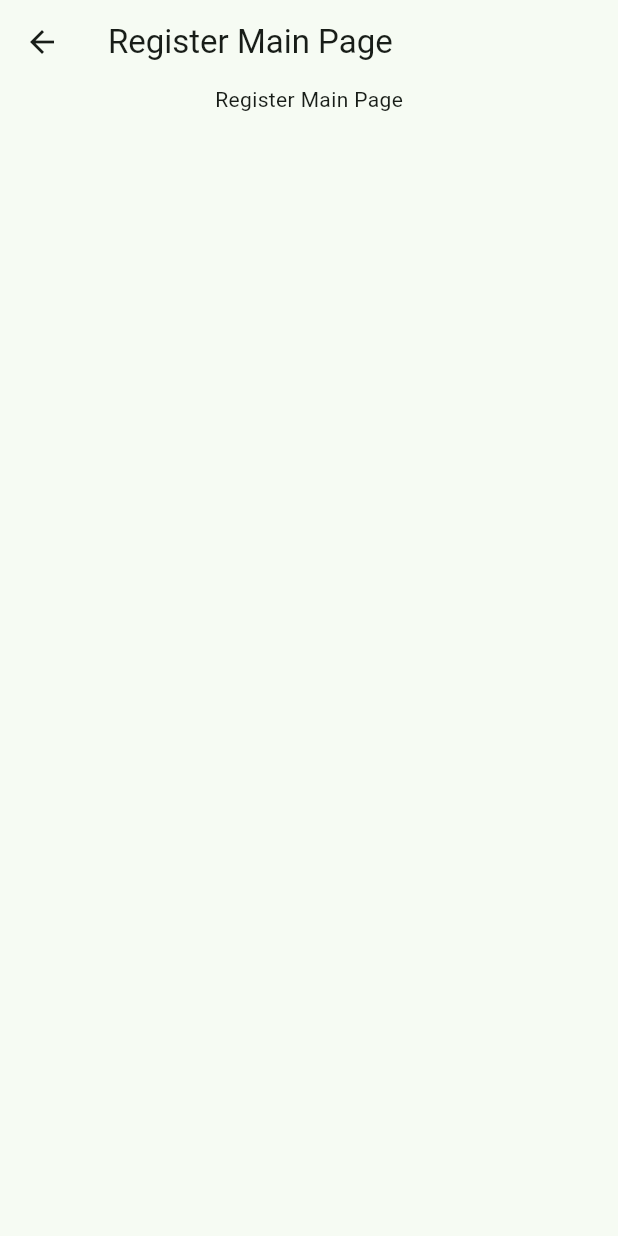
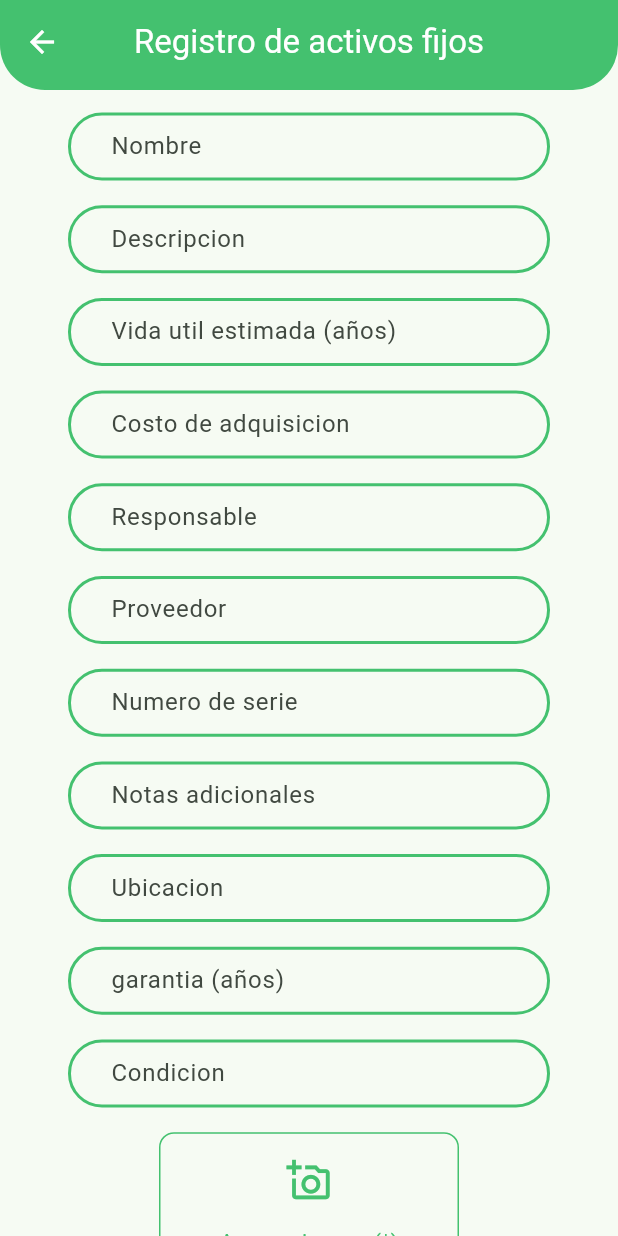
Before and after one commit to nikolasiba/nijuda_activos_fijos, a Flutter app: the HomePage screen opened directly, after a tap on "Registrar", on a phone screen of 412 x 824 dp. Run offline on Flutter 3.47's test engine with Material 3 defaults, Android fonts, the phone set to English and light mode, and no system bars; our stand-ins replace animate_do, firebase_auth, firebase_core, firebase_database, firebase_storage, get and 1 more; accounts and stored records are empty.

Commit message:
feat: setting for upload files to firebase

```diff
--- a/lib/features/bottom_navigation/presentation/controller/bottom_navigation_ctrl.dart
+++ b/lib/features/bottom_navigation/presentation/controller/bottom_navigation_ctrl.dart
@@ -12,8 +12,8 @@ class BottomNavigationController extends GetxController {
 
   RxList pages = [
     const HomePage(),
-    const RegisterMainPage(),
-    const ConciliationMainPage()
+    RegisterMainPage(),
+    const ConciliationMainPage(),
   ].obs;
 
   static BottomNavigationController get findOrInitial {
--- a/lib/features/home/presentation/pages/home_page.dart
+++ b/lib/features/home/presentation/pages/home_page.dart
@@ -1,3 +1,4 @@
+import 'package:activosfijos/features/generate_plaque/presentation/pages/generate_plaque_pg.dart';
 import 'package:activosfijos/features/home/presentation/domain/entities/container_model.dart';
 import 'package:activosfijos/features/registers/presentation/pages/register_main_pg.dart';
 import 'package:activosfijos/shared/assets/assets.dart';
@@ -41,13 +42,15 @@ final List<ContainerModel> containerModels = [
     image: Res.images.registers,
     title: 'Registrar',
     onTap: () {
-      Get.to(() => const RegisterMainPage());
+      Get.to(() => RegisterMainPage());
     },
   ),
   ContainerModel(
     image: Res.images.registers,
     title: 'generar placa',
-    onTap: () {},
+    onTap: () {
+      Get.to(() => const GeneratePlaquePage());
+    },
   ),
   ContainerModel(
     image: Res.images.registers,
--- /dev/null
+++ b/lib/features/registers/data/datasources/register_firebase.dart
@@ -0,0 +1,38 @@
+import 'package:activosfijos/features/registers/domain/entiites/active_model.dart';
+import 'package:activosfijos/features/registers/domain/entiites/branch.dart';
+import 'package:firebase_database/firebase_database.dart';
+import 'package:firebase_storage/firebase_storage.dart';
+
+class RegisterFirebaseDataSource {
+  Future<List<BranchModel>> getBranches() async {
+    List<BranchModel> branches = [];
+    final db = await FirebaseDatabase.instance.ref().child('sedes').once();
+
+    final datas = db.snapshot.value as Map?;
+
+    if (datas != null && datas.isNotEmpty) {
+      datas.forEach((key, value) {
+        branches.add(BranchModel.fromJson(value as Map));
+      });
+    }
+
+    return branches;
+  }
+
+  Future<String> saveImage(file, String uid) async {
+    final storage = FirebaseStorage.instance.ref();
+    final uploadTask = storage.child('images/$uid/$uid').putFile(file);
+    final downloadUrl = await (await uploadTask).ref.getDownloadURL();
+    return downloadUrl;
+  }
+
+  Future saveRegister(ActiveModel activeModel) async {
+    try {
+      final db = FirebaseDatabase.instance.ref().child('activos');
+      await db.push().set(activeModel.toJson());
+      return true;
+    } catch (e) {
+      return false;
+    }
+  }
+}
--- /dev/null
+++ b/lib/features/registers/data/repositories/register_repository_impl.dart
@@ -0,0 +1,22 @@
+import 'package:activosfijos/features/registers/data/datasources/register_firebase.dart';
+import 'package:activosfijos/features/registers/domain/entiites/active_model.dart';
+import 'package:activosfijos/features/registers/domain/entiites/branch.dart';
+import 'package:activosfijos/features/registers/domain/repositories/register_repositry.dart';
+
+class RegisterRepositoryImpl implements RegisterRepository {
+  final firebaseDataSource = RegisterFirebaseDataSource();
+  @override
+  Future<List<BranchModel>> getBranches() {
+    return firebaseDataSource.getBranches();
+  }
+
+  @override
+  Future<String> saveImage(file, String uid) {
+    return firebaseDataSource.saveImage(file, uid);
+  }
+
+  @override
+  Future saveRegister(ActiveModel activeModel) {
+    return firebaseDataSource.saveRegister(activeModel);
+  }
+}
--- /dev/null
+++ b/lib/features/registers/domain/entiites/active_model.dart
@@ -0,0 +1,96 @@
+import 'dart:convert';
+
+ActiveModel activeModelFromJson(String str) =>
+    ActiveModel.fromJson(json.decode(str));
+
+String activeModelToJson(ActiveModel data) => json.encode(data.toJson());
+
+class ActiveModel {
+  String? id;
+  String? nombre;
+  String? descripcion;
+  String? imagen;
+  String? ubicacion;
+  String? categoria;
+  DateTime? fechaAdquisicion;
+  int? costoAdquisicion;
+  String? estado;
+  String? responsable;
+  DateTime? fechaUltimaActualizacion;
+  String? vidaUtilEstimada;
+  String? proveedor;
+  String? numeroSerie;
+  String? notasAdicionales;
+  String? ubicacionPrecisa;
+  String? garantia;
+  String? condiciones;
+
+  ActiveModel({
+    this.id,
+    this.nombre,
+    this.descripcion,
+    this.imagen,
+    this.ubicacion,
+    this.categoria,
+    this.fechaAdquisicion,
+    this.costoAdquisicion,
+    this.estado,
+    this.responsable,
+    this.fechaUltimaActualizacion,
+    this.vidaUtilEstimada,
+    this.proveedor,
+    this.numeroSerie,
+    this.notasAdicionales,
+    this.ubicacionPrecisa,
+    this.garantia,
+    this.condiciones,
+  });
+
+  factory ActiveModel.fromJson(Map<String, dynamic> json) => ActiveModel(
+        id: json["id"],
+        nombre: json["nombre"],
+        descripcion: json["descripcion"],
+        imagen: json["imagen"],
+        ubicacion: json["ubicacion"],
+        categoria: json["categoria"],
+        fechaAdquisicion: json["fecha_adquisicion"] == null
+            ? null
+            : DateTime.parse(json["fecha_adquisicion"]),
+        costoAdquisicion: json["costo_adquisicion"],
+        estado: json["estado"],
+        responsable: json["responsable"],
+        fechaUltimaActualizacion: json["fecha_ultima_actualizacion"] == null
+            ? null
+            : DateTime.parse(json["fecha_ultima_actualizacion"]),
+        vidaUtilEstimada: json["vida_util_estimada"],
+        proveedor: json["proveedor"],
+        numeroSerie: json["numero_serie"],
+        notasAdicionales: json["notas_adicionales"],
+        ubicacionPrecisa: json["ubicacion_precisa"],
+        garantia: json["garantia"],
+        condiciones: json["condiciones"],
+      );
+
+  Map<String, dynamic> toJson() => {
+        "id": id,
+        "nombre": nombre,
+        "descripcion": descripcion,
+        "imagen": imagen,
+        "ubicacion": ubicacion,
+        "categoria": categoria,
+        "fecha_adquisicion":
+            "${fechaAdquisicion!.year.toString().padLeft(4, '0')}-${fechaAdquisicion!.month.toString().padLeft(2, '0')}-${fechaAdquisicion!.day.toString().padLeft(2, '0')}",
+        "costo_adquisicion": costoAdquisicion,
+        "estado": estado,
+        "responsable": responsable,
+        "fecha_ultima_actualizacion":
+            "${fechaUltimaActualizacion!.year.toString().padLeft(4, '0')}-${fechaUltimaActualizacion!.month.toString().padLeft(2, '0')}-${fechaUltimaActualizacion!.day.toString().padLeft(2, '0')}",
+        "vida_util_estimada": vidaUtilEstimada,
+        "proveedor": proveedor,
+        "numero_serie": numeroSerie,
+        "notas_adicionales": notasAdicionales,
+        "ubicacion_precisa": ubicacionPrecisa,
+        "garantia": garantia,
+        "condiciones": condiciones,
+      };
+}
--- /dev/null
+++ b/lib/features/registers/domain/entiites/branch.dart
@@ -0,0 +1,42 @@
+// To parse this JSON data, do
+//
+//     final welcome = welcomeFromJson(jsonString);
+
+import 'dart:convert';
+
+BranchModel welcomeFromJson(String str) =>
+    BranchModel.fromJson(json.decode(str));
+
+String welcomeToJson(BranchModel data) => json.encode(data.toJson());
+
+class BranchModel {
+  String? nombre;
+  int? id;
+  String? ciudad;
+  String? telefono;
+  String? direccion;
+
+  BranchModel({
+    this.nombre,
+    this.id,
+    this.ciudad,
+    this.telefono,
+    this.direccion,
+  });
+
+  factory BranchModel.fromJson(Map<dynamic, dynamic> json) => BranchModel(
+        nombre: json["nombre"],
+        id: json["id"].toInt(),
+        ciudad: json["ciudad"],
+        telefono: json["telefono"],
+        direccion: json["direccion"],
+      );
+
+  Map<String, dynamic> toJson() => {
+        "nombre": nombre,
+        "id": id,
+        "ciudad": ciudad,
+        "telefono": telefono,
+        "direccion": direccion,
+      };
+}
--- /dev/null
+++ b/lib/features/registers/presentation/controller/register_controller.dart
@@ -0,0 +1,163 @@
+import 'dart:async';
+import 'dart:io';
+
+import 'package:activosfijos/features/registers/data/repositories/register_repository_impl.dart';
+import 'package:activosfijos/features/registers/domain/entiites/active_model.dart';
+import 'package:activosfijos/features/registers/domain/entiites/branch.dart';
+import 'package:activosfijos/shared/utils/utils.dart';
+import 'package:flutter/material.dart';
+import 'package:flutter/widgets.dart';
+import 'package:get/get.dart';
+import 'package:image_picker/image_picker.dart';
+
+class RegisterController extends GetxController {
+  final registerRepository = RegisterRepositoryImpl();
+
+  Rx<File> file = File('').obs;
+  RxList branches = <BranchModel>[].obs;
+  RxString uid = ''.obs;
+  RxString urlImageFire = ''.obs;
+
+  TextEditingController nameController = TextEditingController();
+  TextEditingController descriptionController = TextEditingController();
+  TextEditingController usefulLifeController = TextEditingController();
+  TextEditingController acquisitionCostController = TextEditingController();
+  TextEditingController responsibleController = TextEditingController();
+  TextEditingController providerController = TextEditingController();
+  TextEditingController serialNumberController = TextEditingController();
+  TextEditingController additionalNotesController = TextEditingController();
+  TextEditingController locationController = TextEditingController();
+  TextEditingController warrantyController = TextEditingController();
+  TextEditingController conditionsController = TextEditingController();
+
+  Future getBranches() async {
+    branches.value = await registerRepository.getBranches();
+  }
+
+  String validateFields() {
+    if (nameController.text.isEmpty) {
+      return 'El campo nombre es obligatorio';
+    }
+    if (descriptionController.text.isEmpty) {
+      return 'El campo descripcion es obligatorio';
+    }
+    if (usefulLifeController.text.isEmpty) {
+      return 'El campo vida util es obligatorio';
+    }
+    if (acquisitionCostController.text.isEmpty) {
+      return 'El campo costo de adquisicion es obligatorio';
+    }
+    if (responsibleController.text.isEmpty) {
+      return 'El campo responsable es obligatorio';
+    }
+    if (providerController.text.isEmpty) {
+      return 'El campo proveedor es obligatorio';
+    }
+    if (serialNumberController.text.isEmpty) {
+      return 'El campo numero de serie es obligatorio';
+    }
+    if (additionalNotesController.text.isEmpty) {
+      return 'El campo notas adicionales es obligatorio';
+    }
+    if (locationController.text.isEmpty) {
+      return 'El campo ubicacion es obligatorio';
+    }
+    if (warrantyController.text.isEmpty) {
+      return 'El campo garantia es obligatorio';
+    }
+
+    if (conditionsController.text.isEmpty) {
+      return 'El campo condiciones es obligatorio';
+    }
+    if (file.value.path.isEmpty) {
+      return 'La imagen es obligatoria';
+    }
+    return '';
+  }
+
+  Future saveImage() async {
+    uid = Utils.generateUuid().obs;
+    final response = await registerRepository.saveImage(
+      file.value,
+      uid.value,
+    );
+    if (response.isNotEmpty) {
+      urlImageFire = response.obs;
+    } else {
+      Get.snackbar('Error', 'Error al subir la imagen');
+      return;
+    }
+    await saveModel();
+  }
+
+  Future saveModel() async {
+    ActiveModel activeModel = ActiveModel(
+      nombre: nameController.text,
+      descripcion: descriptionController.text,
+      imagen: urlImageFire.value,
+      ubicacion: locationController.text,
+      categoria: branches[0].nombre,
+      fechaAdquisicion: DateTime.now(),
+      costoAdquisicion: int.parse(acquisitionCostController.text),
+      estado: 'Activo',
+      responsable: responsibleController.text,
+      fechaUltimaActualizacion: DateTime.now(),
+      vidaUtilEstimada: usefulLifeController.text,
+      proveedor: providerController.text,
+      numeroSerie: serialNumberController.text,
+      notasAdicionales: additionalNotesController.text,
+      ubicacionPrecisa: locationController.text,
+      garantia: warrantyController.text,
+      condiciones: conditionsController.text,
+      id: uid.value,
+    );
+    final response = await registerRepository.saveRegister(activeModel);
+    if (response) {
+      clearFields();
+      Get.close(1);
+      Get.snackbar('Exito', 'Activo guardado con exito');
+    } else {
+      Get.snackbar('Error', 'Error al guardar el activo');
+    }
+  }
+
+  Future getFile(format) async {
+    final ImagePicker picker = ImagePicker();
+
+    final XFile? result;
+
+    if (format == 'camera') {
+      result = await picker.pickImage(source: ImageSource.camera);
+    } else {
+      result = await picker.pickImage(source: ImageSource.gallery);
+    }
+
+    if (result != null) {
+      file.value = File(result.path);
+    }
+  }
+
+  void clearFields() {
+    nameController.clear();
+    descriptionController.clear();
+    usefulLifeController.clear();
+    acquisitionCostController.clear();
+    responsibleController.clear();
+    providerController.clear();
+    serialNumberController.clear();
+    additionalNotesController.clear();
+    locationController.clear();
+    warrantyController.clear();
+    conditionsController.clear();
+    file.value = File('');
+  }
+
+  static RegisterController get findOrInitialize {
+    try {
+      return Get.find<RegisterController>();
+    } catch (e) {
+      Get.put(RegisterController());
+      return Get.find<RegisterController>();
+    }
+  }
+}
--- a/lib/features/registers/presentation/pages/register_main_pg.dart
+++ b/lib/features/registers/presentation/pages/register_main_pg.dart
@@ -1,17 +1,136 @@
+import 'package:activosfijos/features/registers/presentation/controller/register_controller.dart';
+import 'package:activosfijos/shared/colors/colors.dart';
+import 'package:activosfijos/shared/widgets/cusotm_appbar.dart';
+import 'package:activosfijos/shared/widgets/custom_primary_button.dart';
+import 'package:activosfijos/shared/widgets/custom_textfield.dart';
+import 'package:activosfijos/shared/widgets/separator.dart';
 import 'package:flutter/material.dart';
 
 class RegisterMainPage extends StatelessWidget {
-  const RegisterMainPage({super.key});
+  RegisterMainPage({super.key});
 
+  final controller = RegisterController.findOrInitialize;
   @override
   Widget build(BuildContext context) {
+    controller.getBranches();
     return Scaffold(
-      appBar: AppBar(
-        title: const Text('Register Main Page'),
+      appBar: const CustomAppBar(
+        title: 'Registro de activos fijos',
+        goBack: true,
       ),
-      body: const SingleChildScrollView(
-        child: Center(
-          child: Text('Register Main Page'),
+      body: SingleChildScrollView(
+        child: Padding(
+          padding: const EdgeInsets.all(15.0),
+          child: Center(
+            child: Column(
+              mainAxisAlignment: MainAxisAlignment.center,
+              crossAxisAlignment: CrossAxisAlignment.center,
+              children: [
+                CustomTextField(
+                  labelText: 'Nombre',
+                  controller: controller.nameController,
+                ),
+                const Separator(size: 2),
+                CustomTextField(
+                  labelText: 'Descripcion',
+                  controller: controller.descriptionController,
+                ),
+                const Separator(size: 2),
+                CustomTextField(
+                  labelText: 'Vida util estimada (años)',
+                  controller: controller.usefulLifeController,
+                  keyboardType: TextInputType.number,
+                ),
+                const Separator(size: 2),
+                CustomTextField(
+                    labelText: 'Costo de adquisicion',
+                    controller: controller.acquisitionCostController,
+                    keyboardType: TextInputType.number),
+                const Separator(size: 2),
+                CustomTextField(
+                  labelText: 'Responsable',
+                  controller: controller.responsibleController,
+                ),
+                const Separator(size: 2),
+                CustomTextField(
+                    labelText: 'Proveedor',
+                    controller: controller.providerController),
+                const Separator(size: 2),
+                CustomTextField(
+                    labelText: 'Numero de serie',
+                    controller: controller.serialNumberController),
+                const Separator(size: 2),
+                CustomTextField(
+                    labelText: 'Notas adicionales',
+                    controller: controller.additionalNotesController),
+                const Separator(size: 2),
+                CustomTextField(
+                  labelText: 'Ubicacion',
+                  controller: controller.locationController,
+                ),
+                const Separator(size: 2),
+                CustomTextField(
+                  labelText: 'garantia (años)',
+                  controller: controller.warrantyController,
+                  keyboardType: TextInputType.number,
+                ),
+                const Separator(size: 2),
+                CustomTextField(
+                  labelText: 'Condicion',
+                  controller: controller.conditionsController,
+                ),
+                const Separator(size: 2),
+                InkWell(
+                    onTap: () async {
+                      await controller.getFile('camera');
+                    },
+                    child: Container(
+                      width: 200,
+                      height: controller.file.value.path == '' ? 100 : 150,
+                      decoration: BoxDecoration(
+                        borderRadius: BorderRadius.circular(10),
+                        border: Border.all(color: MyColors.primaryGreen),
+                      ),
+                      child: Center(
+                          child: Column(
+                        mainAxisAlignment: MainAxisAlignment.spaceEvenly,
+                        children: [
+                          controller.file.value.path == ''
+                              ? Icon(
+                                  Icons.add_a_photo_outlined,
+                                  color: MyColors.primaryGreen,
+                                  size: 30,
+                                )
+                              : Image.file(
+                                  controller.file.value,
+                                  fit: BoxFit.scaleDown,
+                                  width: 50,
+                                  height: 50,
+                                ),
+                          Text(
+                            'Agregar imagen(*)',
+                            style: TextStyle(color: MyColors.primaryGreen),
+                          ),
+                        ],
+                      )),
+                    )),
+                const Separator(size: 2),
+                CustomPrimaryButton(
+                    text: 'Guardar',
+                    onPressed: () async {
+                      String resposne = controller.validateFields();
+                      if (resposne == '') {
+                        await controller.saveImage();
+                      } else {
+                        ScaffoldMessenger.of(context).showSnackBar(SnackBar(
+                          content: Text(resposne),
+                          backgroundColor: MyColors.primaryGreen,
+                        ));
+                      }
+                    }),
+              ],
+            ),
+          ),
         ),
       ),
     );
--- /dev/null
+++ b/lib/shared/widgets/cusotm_appbar.dart
@@ -0,0 +1,36 @@
+import 'package:activosfijos/shared/colors/colors.dart';
+import 'package:flutter/material.dart';
+
+class CustomAppBar extends StatelessWidget implements PreferredSizeWidget {
+  const CustomAppBar({super.key, required this.title, this.goBack});
+
+  final String title;
+  final bool? goBack;
+
+  @override
+  Widget build(BuildContext context) {
+    return AppBar(
+        centerTitle: true,
+        leading: goBack != null && goBack!
+            ? IconButton(
+                icon: const Icon(Icons.arrow_back, color: Colors.white),
+                onPressed: () {
+                  Navigator.of(context).pop();
+                },
+              )
+            : Container(),
+        backgroundColor: MyColors.primaryGreen,
+        title: Text(
+          title,
+          style: TextStyle(color: MyColors.white),
+        ),
+        shape: const RoundedRectangleBorder(
+          borderRadius: BorderRadius.vertical(
+            bottom: Radius.circular(30),
+          ),
+        ));
+  }
+
+  @override
+  Size get preferredSize => const Size.fromHeight(60);
+}
--- a/pubspec.yaml
+++ b/pubspec.yaml
@@ -37,12 +37,11 @@ dependencies:
   cupertino_icons: ^1.0.2
   firebase_core: ^2.27.0
   firebase_auth: ^4.17.8
-  freezed_annotation: ^2.4.1
   get: ^4.6.6
   animate_do: ^3.3.4
   firebase_storage: ^11.7.4
-
-
+  firebase_database: ^10.5.6
+  image_picker: ^1.1.1
 
 
 dev_dependencies:
```
Also changed, not shown: lib/features/generate_plaque/presentation/pages/generate_plaque_pg.dart (added, +19 -0 lines), lib/features/registers/domain/repositories/register_repositry.dart (added, +8 -0 lines), lib/shared/utils/utils.dart (added, +23 -0 lines), pubspec.lock, 5 other files.
